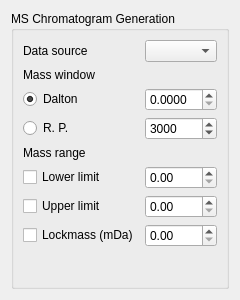
Before: the Qt Designer form src/libs/adwidgets/mschromatogramform.ui in qtplatz/qtplatz, drawn with Qt 5.
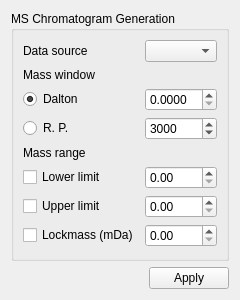
After: the same form once the commit is applied.

```diff
--- a/src/libs/adwidgets/mschromatogramform.ui
+++ b/src/libs/adwidgets/mschromatogramform.ui
@@ -6,7 +6,7 @@
    <rect>
     <x>0</x>
     <y>0</y>
-    <width>212</width>
+    <width>227</width>
     <height>300</height>
    </rect>
   </property>
@@ -170,6 +170,13 @@
      </item>
     </layout>
    </item>
+   <item row="1" column="0">
+    <widget class="QDialogButtonBox" name="buttonBox">
+     <property name="standardButtons">
+      <set>QDialogButtonBox::Apply</set>
+     </property>
+    </widget>
+   </item>
   </layout>
  </widget>
  <resources/>
```
